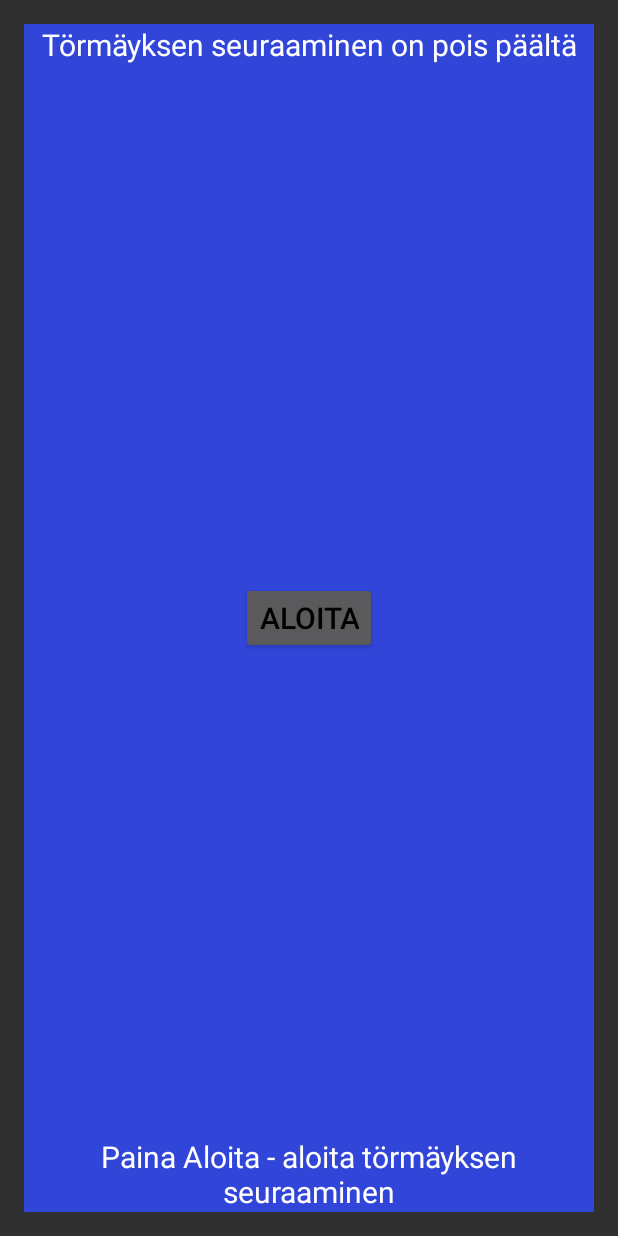
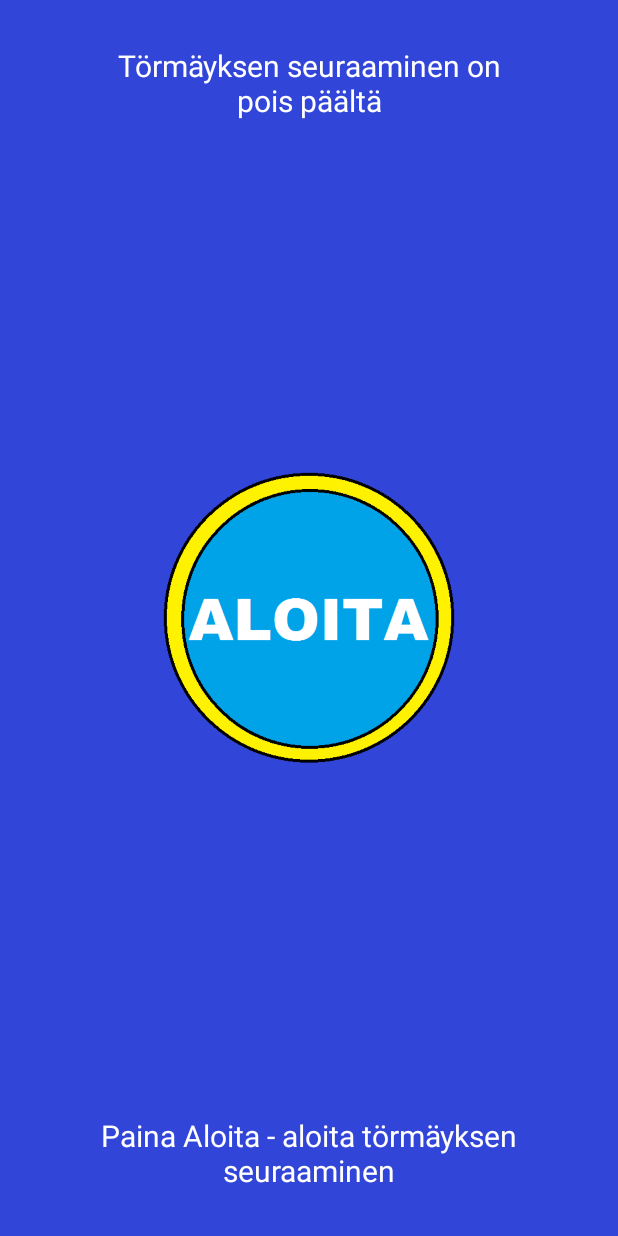
Before and after one commit to Maustemies/Halyttaja, an Android app: the screen it shows after launch (MainActivity), on a phone screen of 412 x 824 dp. Run offline under Robolectric (Android 15) with nearby library versions, the phone set to English and light mode, and no system bars.

Commit message:
Added textures for the start\/stop button. Modified the screen's padding to have the text elements be closer to the button.

```diff
--- a/app/src/main/java/maustemies/halyttaja/MainActivity.java
+++ b/app/src/main/java/maustemies/halyttaja/MainActivity.java
@@ -132,14 +132,14 @@ public class MainActivity extends AppCompatActivity implements CustomSensorManag
         Log.d(LOG_TAG_MAIN_ACTIVITY, "UiOnAccidentDetectionTurnedOn()");
 
         textViewStatus.setText(R.string.textAccidentDetectionOn);
-        buttonStartStop.setText(R.string.buttonStop);
+        buttonStartStop.setBackgroundResource(R.drawable.button_stop_texture);
     }
 
     private void UiOnAccidentDetectionTurnedOff() {
         Log.d(LOG_TAG_MAIN_ACTIVITY, "UiOnAccidentDetectionTurnedOff()");
 
         textViewStatus.setText(R.string.textAccidentDetectionOff);
-        buttonStartStop.setText(R.string.buttonStart);
+        buttonStartStop.setBackgroundResource(R.drawable.button_start_texture);
     }
 
     private void UiUpdateAlarmTimeLeft(int seconds) {
--- a/app/src/main/res/layout/activity_main.xml
+++ b/app/src/main/res/layout/activity_main.xml
@@ -4,16 +4,16 @@
     android:id="@+id/activity_main"
     android:layout_width="match_parent"
     android:layout_height="match_parent"
-    android:paddingBottom="@dimen/activity_vertical_margin"
-    android:paddingLeft="@dimen/activity_horizontal_margin"
-    android:paddingRight="@dimen/activity_horizontal_margin"
-    android:paddingTop="@dimen/activity_vertical_margin"
     tools:context="maustemies.halyttaja.MainActivity">
 
     <RelativeLayout
         android:id="@+id/relativeLayoutBackground"
         android:layout_width="match_parent"
         android:layout_height="match_parent"
+        android:paddingBottom="@dimen/activity_vertical_margin"
+        android:paddingLeft="@dimen/activity_horizontal_margin"
+        android:paddingRight="@dimen/activity_horizontal_margin"
+        android:paddingTop="@dimen/activity_vertical_margin"
         android:background="@color/colorBlue">
 
         <TextView
@@ -28,12 +28,10 @@
 
         <Button
             android:id="@+id/buttonStartStop"
-            android:layout_width="wrap_content"
-            android:layout_height="wrap_content"
+            android:layout_width="200dp"
+            android:layout_height="200dp"
             android:layout_centerInParent="true"
-            android:text="@string/buttonStart"
-            android:textSize="20sp"
-            android:textColor="@color/colorBlack"/>
+            android:background="@drawable/button_start_texture"/>
 
         <TextView
             android:id="@+id/textViewAdvice"
--- a/app/src/main/res/values/dimens.xml
+++ b/app/src/main/res/values/dimens.xml
@@ -1,5 +1,5 @@
 <resources>
     <!-- Default screen margins, per the Android Design guidelines. -->
-    <dimen name="activity_horizontal_margin">16dp</dimen>
-    <dimen name="activity_vertical_margin">16dp</dimen>
+    <dimen name="activity_horizontal_margin">60dp</dimen>
+    <dimen name="activity_vertical_margin">30dp</dimen>
 </resources>
```
Also changed, not shown: app/src/main/res/drawable/button_start_texture.png (added), app/src/main/res/drawable/button_stop_texture.png (added).
